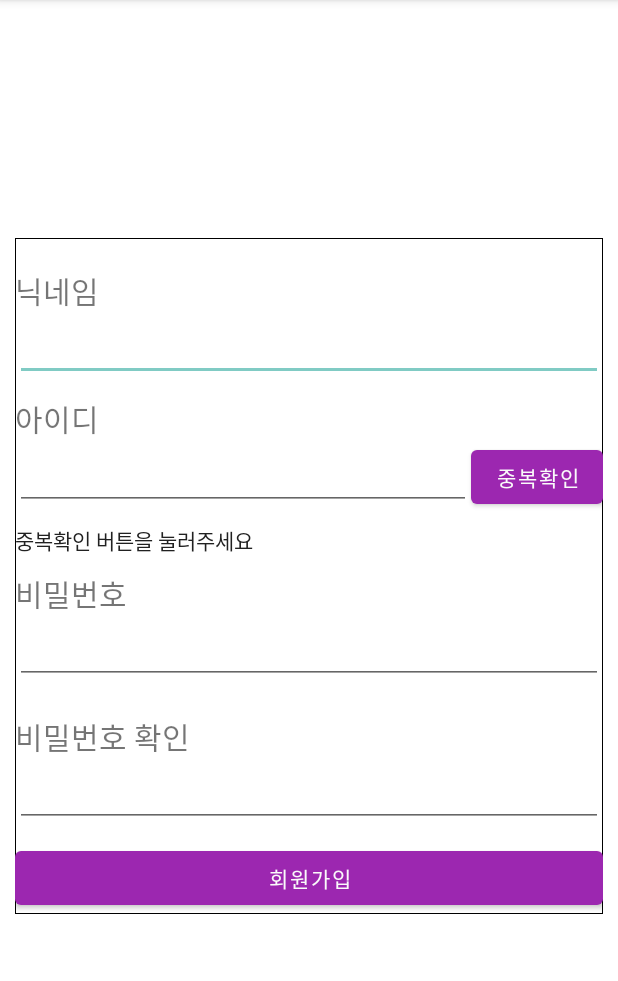
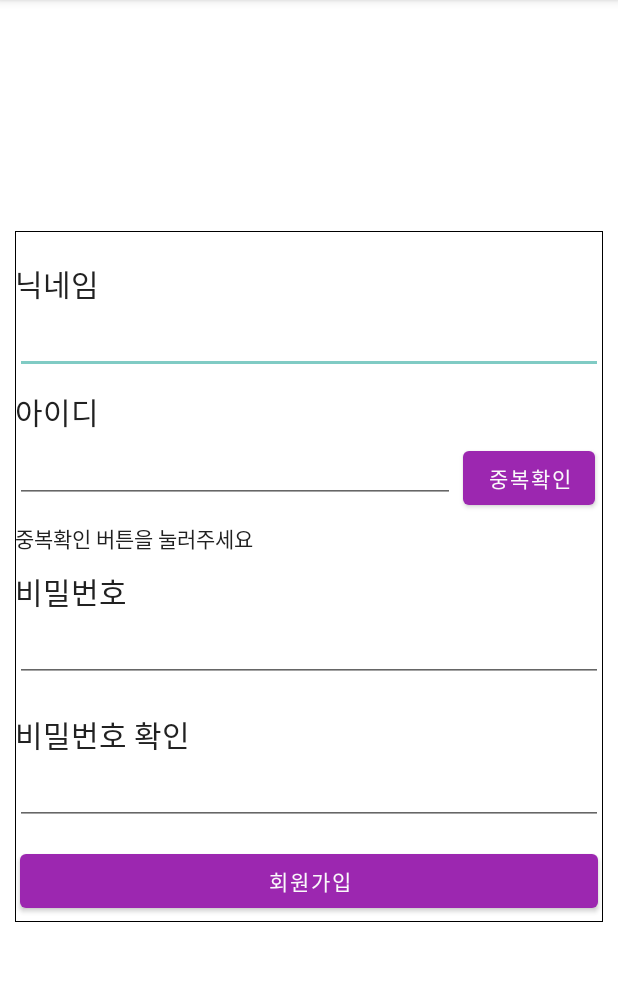
Before and after one commit to iamwotjr99/Taste_Alarm, an Android app: the JoinActivity screen opened directly, with no data from a screen before it, on a phone screen of 412 x 824 dp, the part 84-1065 px from its top. Run offline under Robolectric (Android 15) with nearby library versions, the phone set to English and light mode, and no system bars.

Commit message:
[추가] activity_noticerestaurant.xml 구현, item_noticerestaurant.xml 구현 그 외 자잘한 UI 수정

```diff
--- a/TasteAlarm/app/src/main/res/layout/activity_join.xml
+++ b/TasteAlarm/app/src/main/res/layout/activity_join.xml
@@ -20,7 +20,8 @@
             android:layout_height="wrap_content"
             android:text="닉네임"
             android:textSize="20dp"
-            android:layout_marginTop="20dp"/>
+            android:layout_marginTop="20dp"
+            android:textColor="@color/black"/>
 
         <EditText
             android:id="@+id/join_nickname"
@@ -34,7 +35,8 @@
             android:layout_width="wrap_content"
             android:layout_height="wrap_content"
             android:text="아이디"
-            android:textSize="20dp"/>
+            android:textSize="20dp"
+            android:textColor="@color/black"/>
 
         <LinearLayout
             android:layout_width="match_parent"
@@ -55,7 +57,8 @@
                 android:id="@+id/join_check"
                 android:layout_width="wrap_content"
                 android:layout_height="wrap_content"
-                android:text="중복확인" />
+                android:text="중복확인"
+                android:layout_margin="5dp"/>
 
 
         </LinearLayout>
@@ -73,7 +76,8 @@
             android:layout_height="wrap_content"
             android:text="비밀번호"
             android:textSize="20dp"
-            android:layout_marginTop="10dp"/>
+            android:layout_marginTop="10dp"
+            android:textColor="@color/black"/>
 
         <EditText
             android:id="@+id/join_password"
@@ -88,6 +92,7 @@
             android:layout_height="wrap_content"
             android:text="비밀번호 확인"
             android:textSize="20dp"
+            android:textColor="@color/black"
             android:layout_marginTop="10dp"/>
 
         <LinearLayout
@@ -114,6 +119,7 @@
             android:id="@+id/join_button"
             android:layout_width="fill_parent"
             android:layout_height="wrap_content"
-            android:text="회원가입"/>
+            android:text="회원가입"
+            android:layout_margin="3dp"/>
     </LinearLayout>
 </androidx.constraintlayout.widget.ConstraintLayout>
--- a/TasteAlarm/app/src/main/res/layout/activity_login.xml
+++ b/TasteAlarm/app/src/main/res/layout/activity_login.xml
@@ -48,9 +48,10 @@
             android:layout_height="wrap_content"
             android:clickable="true"
             android:gravity="center_horizontal"
-            android:text="회원가입"
             android:textSize="20dp"
-            android:textStyle="bold" />
+            android:textStyle="bold"
+            android:text="@string/join"
+            android:textColor="@color/grey_600"/>
 
 
     </LinearLayout>
--- a/TasteAlarm/app/src/main/res/layout/activity_searchreview.xml
+++ b/TasteAlarm/app/src/main/res/layout/activity_searchreview.xml
@@ -20,7 +20,8 @@
             android:text="검색한 식당이름"
             android:textSize="23dp"
             android:textStyle="bold"
-            android:layout_gravity="center"/>
+            android:layout_gravity="center"
+            android:textColor="@color/white"/>
 
     </androidx.appcompat.widget.Toolbar>
 
@@ -44,13 +45,13 @@
             android:layout_height="wrap_content"
             android:text="식당이름"
             android:textSize="20dp"
+            android:textColor="@color/black"
             android:layout_margin="10dp"/>
 
         <androidx.recyclerview.widget.RecyclerView
             android:layout_width="match_parent"
             android:layout_height="match_parent"/>
 
-
     </LinearLayout>
 
 
--- a/TasteAlarm/app/src/main/res/layout/item_searchrestaurant.xml
+++ b/TasteAlarm/app/src/main/res/layout/item_searchrestaurant.xml
@@ -10,6 +10,7 @@
         android:layout_height="wrap_content"
         android:text="식당이름"
         android:textSize="18dp"
-        android:layout_margin="5dp"/>
+        android:layout_margin="5dp"
+        android:textColor="@color/black"/>
 
 </LinearLayout>
--- a/TasteAlarm/app/src/main/res/layout/item_searchview.xml
+++ b/TasteAlarm/app/src/main/res/layout/item_searchview.xml
@@ -26,7 +26,7 @@
                 android:includeFontPadding="false"
                 android:text="Nickname"
                 android:textSize="18sp"
-                android:textColor="@android:color/darker_gray"/>
+                android:textColor="@color/grey_600"/>
 
             <TextView
                 android:id="@+id/item_content"
@@ -34,9 +34,9 @@
                 android:layout_height="wrap_content"
                 android:includeFontPadding="false"
                 android:layout_marginLeft="3dp"
-                android:text="설명"
+                android:text="content"
                 android:textSize="18sp"
-                android:textColor="@android:color/darker_gray"/>
+                android:textColor="@color/grey_600"/>
 
         </LinearLayout>
 
--- a/TasteAlarm/app/src/main/res/values/strings.xml
+++ b/TasteAlarm/app/src/main/res/values/strings.xml
@@ -1,3 +1,4 @@
 <resources>
     <string name="app_name">TasteAlarm</string>
+    <string name="join"><u>회원가입</u></string>
 </resources>
```
Also changed, not shown: TasteAlarm/app/src/main/res/layout/activity_addreview.xml (+8 -4 lines), TasteAlarm/app/src/main/res/layout/activity_noticerestaurant.xml (added, +44 -0 lines), TasteAlarm/app/src/main/res/layout/item_noticerestaurant.xml (added, +35 -0 lines).
